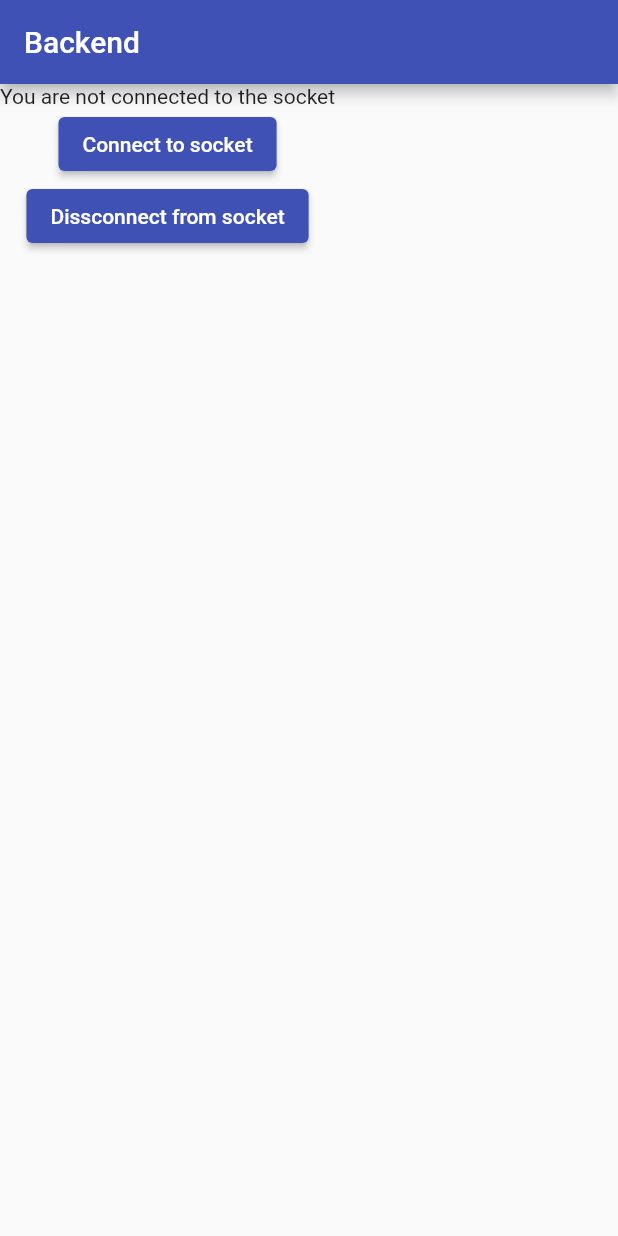
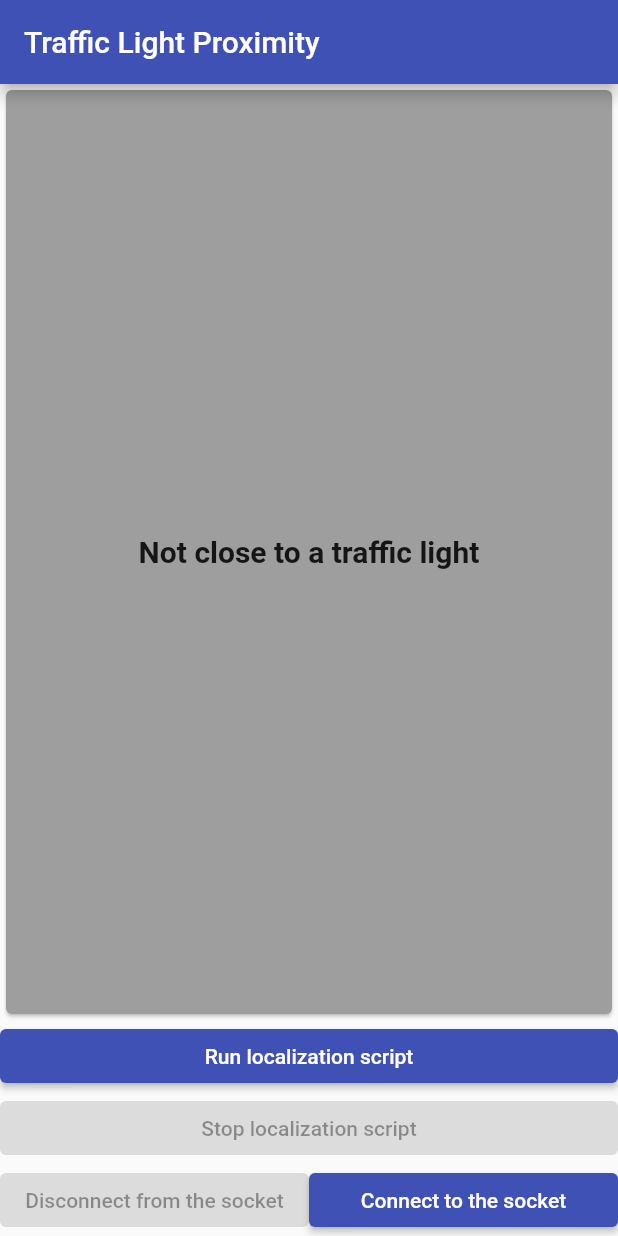
Before and after one commit to osoc21/Safe-Crossing, a Flutter app: the screen it shows after launch, on a phone screen of 412 x 824 dp. Run offline on Flutter 3.47's test engine with Material 2 defaults, Android fonts, the light colour scheme and no system bars; our stand-ins replace flutter_map, geocoding, geolocator, google_maps_flutter, latlong2, socket_io_client; missing offline and left inert: flutter_polyline_points; network calls fail.

Commit message:
traffic light proximity screen with connection to the backend socket

```diff
--- a/safe_crossing/lib/main.dart
+++ b/safe_crossing/lib/main.dart
@@ -1,8 +1,9 @@
 import 'package:flutter/material.dart';
-import 'package:safe_crossing/screens/backend_connection_tests_screen.dart';
-import 'screens/locations_screen.dart';
-import 'screens/map_screen.dart';
-import 'package:safe_crossing/screens/osm_screen.dart';
+import 'package:safe_crossing/screens/traffic_light_proximity_screen.dart';
+// import 'package:safe_crossing/screens/backend_connection_tests_screen.dart';
+// import 'screens/locations_screen.dart';
+// import 'screens/map_screen.dart';
+// import 'package:safe_crossing/screens/osm_screen.dart';
 
 void main() {
   runApp(MyApp());
@@ -19,14 +20,17 @@ class MyApp extends StatelessWidget {
         primarySwatch: Colors.indigo,
       ),
       routes: {
-//        '/': (ctx) => LocationsScreen(
-//              title: 'Safe Crossing',
-//            ),
-//        '/': (ctx) => OSMScreen(),
-//        MapScreen.routeName: (ctx) => MapScreen(title: 'Map Screen'),
-        '/': (ctx) => BackendConnectionTestsScreen(),
-        BackendConnectionTestsScreen.routeName: (ctx) =>
-            BackendConnectionTestsScreen(),
+        // '/': (ctx) => LocationsScreen(
+        //       title: 'Safe Crossing',
+        //     ),
+        // '/': (ctx) => OSMScreen(),
+        // MapScreen.routeName: (ctx) => MapScreen(title: 'Map Screen'),
+        // '/': (ctx) => BackendConnectionTestsScreen(),
+        // BackendConnectionTestsScreen.routeName: (ctx) =>
+        //     BackendConnectionTestsScreen(),
+        '/': (ctx) => TrafficLightProximityScreen(),
+        TrafficLightProximityScreen.routeName: (ctx) =>
+            TrafficLightProximityScreen(),
       },
     );
   }
--- /dev/null
+++ b/safe_crossing/lib/models/traffic_light.dart
@@ -0,0 +1,15 @@
+class TrafficLight {
+  final String id;
+  final String status;
+
+  TrafficLight(this.id, this.status);
+
+  TrafficLight.fromJson(Map<String, dynamic> json)
+      : id = json['id'],
+        status = json['status'];
+
+  Map<String, dynamic> toJson() => {
+        'id': id,
+        'status': status,
+      };
+}
--- a/safe_crossing/lib/screens/backend_connection_tests_screen.dart
+++ b/safe_crossing/lib/screens/backend_connection_tests_screen.dart
@@ -1,5 +1,3 @@
-import 'dart:developer';
-
 import 'package:flutter/cupertino.dart';
 import 'package:flutter/material.dart';
 
--- /dev/null
+++ b/safe_crossing/lib/screens/traffic_light_proximity_screen.dart
@@ -0,0 +1,152 @@
+import 'dart:convert';
+
+import 'package:flutter/cupertino.dart';
+import 'package:flutter/material.dart';
+import 'package:safe_crossing/models/traffic_light.dart';
+
+import 'package:socket_io_client/socket_io_client.dart' as IO;
+
+class TrafficLightProximityScreen extends StatefulWidget {
+  static const routeName = '/traffic-light-proximity';
+
+  @override
+  _TrafficLightProximityScreenState createState() =>
+      _TrafficLightProximityScreenState();
+}
+
+class _TrafficLightProximityScreenState
+    extends State<TrafficLightProximityScreen> {
+  bool _isScriptRunning = false;
+  Color _trafficLightColor = Colors.grey;
+  String _trafficLightId = "Not close to a traffic light";
+  bool _isSocketConnected = false;
+  late IO.Socket socket;
+
+  @override
+  void initState() {
+    handleSocketConnection();
+    super.initState();
+  }
+
+  @override
+  Widget build(BuildContext context) {
+    return Scaffold(
+        appBar: AppBar(
+          title: Text("Traffic Light Proximity"),
+        ),
+        body: Center(
+            child: Column(
+                mainAxisAlignment: MainAxisAlignment.center,
+                crossAxisAlignment: CrossAxisAlignment.center,
+                children: [
+              Expanded(
+                  child: Card(
+                color: _trafficLightColor,
+                child: SizedBox.expand(
+                  child: Center(
+                      child: Text(_trafficLightId,
+                          style: TextStyle(
+                              fontSize: 20, fontWeight: FontWeight.bold))),
+                ),
+              )),
+              ElevatedButton(
+                  onPressed: !_isScriptRunning ? runLocalizationScript : null,
+                  child: Center(child: Text("Run localization script"))),
+              ElevatedButton(
+                  onPressed: _isScriptRunning ? stopLocalizationScript : null,
+                  child: Center(child: Text("Stop localization script"))),
+              Row(
+                children: [
+                  Expanded(
+                    child: ElevatedButton(
+                        onPressed: _isSocketConnected ? disconnectSocket : null,
+                        child: Center(
+                            child: Text(
+                          "Disconnect from the socket",
+                          textAlign: TextAlign.center,
+                        ))),
+                  ),
+                  Expanded(
+                    child: ElevatedButton(
+                        onPressed: !_isSocketConnected ? connectSocket : null,
+                        child: Center(
+                            child: Text("Connect to the socket",
+                                textAlign: TextAlign.center))),
+                  )
+                ],
+              )
+            ])));
+  }
+
+  void disconnectSocket() {
+    socket.disconnect();
+    socket.close();
+
+    setState(() {
+      _isSocketConnected = false;
+    });
+  }
+
+  void connectSocket() {
+    socket.connect();
+
+    socket.emit('from_client', "Hello from client");
+  }
+
+  void handleSocketConnection() {
+    socket = IO.io(
+      'http://localhost:3000',
+      <String, dynamic>{
+        'transports': ['websocket'],
+        "autoConnect": false
+      },
+    );
+
+    socket.onConnect((data) {
+      print("Connected to the server");
+      setState(() {
+        _isSocketConnected = true;
+      });
+    });
+
+    socket.on(
+        'pozyx_data',
+        (data) => {
+              if (data != "Null")
+                {
+                  setState(() {
+                    print(data);
+                    Map<String, dynamic> trafficLightJson = jsonDecode(data);
+                    var trafficLight = TrafficLight.fromJson(trafficLightJson);
+                    _trafficLightId = trafficLight.id;
+                    _trafficLightColor = trafficLight.status == "Red"
+                        ? Colors.red
+                        : Colors.green;
+                  })
+                }
+              else
+                {
+                  setState(() {
+                    _trafficLightId = "Not close to a traffic light";
+                    _trafficLightColor = Colors.grey;
+                  })
+                }
+            });
+  }
+
+  void runLocalizationScript() {
+    print("Run the localization script");
+    setState(() {
+      _isScriptRunning = true;
+    });
+    socket.emit('run script');
+  }
+
+  void stopLocalizationScript() {
+    print("Stop the localization script");
+    setState(() {
+      _isScriptRunning = false;
+    });
+    socket.emit('stop script');
+  }
+}
```
